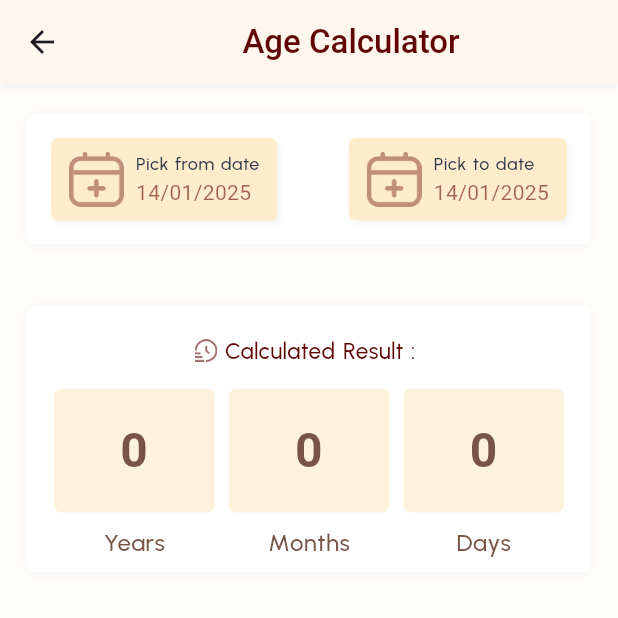
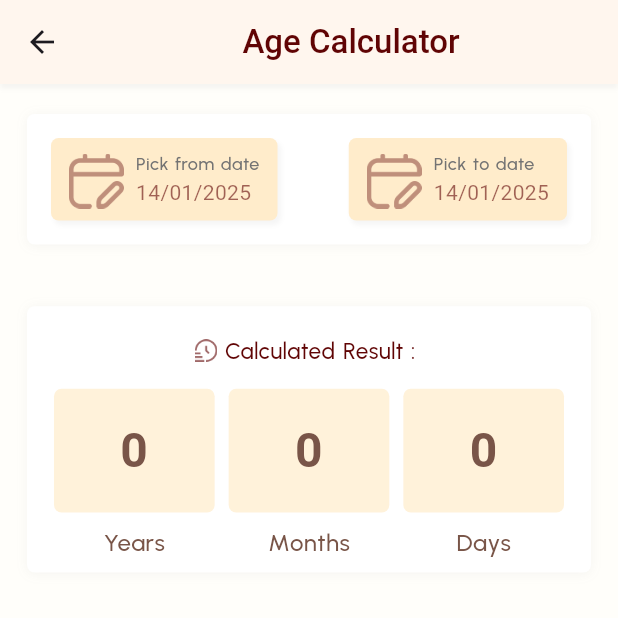
Before and after one commit to marjansikder/story-note, a Flutter app: the AgeCalculatorScreen screen opened by its route, on a phone screen of 412 x 824 dp, the top half of it. Run offline on Flutter 3.47's test engine with Material 3 defaults, Android fonts, the phone set to English and light mode, and no system bars; our stand-ins replace flutter_riverpod, fluttertoast, google_fonts, hive, hive_flutter, table_calendar; accounts and stored records are empty; Roboto replaces fonts that are missing (MiSans).

Commit message:
Ui update

```diff
--- a/lib/main.dart
+++ b/lib/main.dart
@@ -4,6 +4,7 @@ import 'package:date_calculator/screen/dashboard/dashboard_screen.dart';
 import 'package:flutter/material.dart';
 import 'package:flutter/services.dart';
 import 'package:flutter_riverpod/flutter_riverpod.dart';
+import 'package:fluttertoast/fluttertoast.dart';
 import 'package:hive_flutter/adapters.dart';
 
 final navigatorKey = GlobalKey<NavigatorState>();
@@ -36,6 +37,7 @@ class MyApp extends StatelessWidget {
   Widget build(BuildContext context) {
     return MaterialApp(
       title: 'Flutter Demo',
+      builder: FToastBuilder(),
       navigatorKey: navigatorKey,
       debugShowCheckedModeBanner: false,
       themeMode: ThemeMode.light,
--- a/lib/screen/age_calculator/age_calculator_screen.dart
+++ b/lib/screen/age_calculator/age_calculator_screen.dart
@@ -24,6 +24,63 @@ class _AgeCalculatorScreenState extends ConsumerState<AgeCalculatorScreen> {
   String? yearsDuration;
 
   AgeDuration? ageDuration;
+
+  Widget _buildDateColumn(
+    BuildContext context, {
+    required VoidCallback onPressed,
+    required IconData icon,
+    required String label,
+    required String date,
+  }) {
+    return GestureDetector(
+      onTap: onPressed,
+      child: Container(
+        padding: EdgeInsets.symmetric(vertical: 8, horizontal: 12),
+        decoration: BoxDecoration(
+          borderRadius: BorderRadius.circular(5),
+          color: AppColors.kWarningToastBgColor,
+          boxShadow: [
+            BoxShadow(
+              blurRadius: 2,
+              color: Colors.grey.withOpacity(0.1),
+              offset: const Offset(2, 3.0),
+            ),
+          ],
+        ),
+        child: Row(
+          crossAxisAlignment: CrossAxisAlignment.end,
+          children: [
+            Image.asset(
+              "assets/icons/ic_pick.png",
+              scale: 14,
+              color: AppColors.kBrown.withOpacity(.4),
+            ),
+            const SizedBox(width: 8),
+            Column(
+              crossAxisAlignment: CrossAxisAlignment.start,
+              mainAxisAlignment: MainAxisAlignment.start,
+              children: [
+                Text(
+                  label,
+                  style: getCustomTextStyle(
+                    fontSize: 12,
+                    color: AppColors.kTextGreyColor,
+                    fontFamily: 'Kohinoor',
+                  ),
+                ),
+                Text(
+                  date,
+                  style: getCustomTextStyle(
+                    color: AppColors.kBrown.withOpacity(.6),
+                  ),
+                ),
+              ],
+            ),
+          ],
+        ),
+      ),
+    );
+  }
 
   Widget _buildResultBox(String value, String label) {
     return Column(
@@ -64,63 +121,6 @@ class _AgeCalculatorScreenState extends ConsumerState<AgeCalculatorScreen> {
     );
   }
 
-  Widget _buildDateColumn(
-    BuildContext context, {
-    required VoidCallback onPressed,
-    required IconData icon,
-    required String label,
-    required String date,
-  }) {
-    return GestureDetector(
-      onTap: onPressed,
-      child: Container(
-        padding: EdgeInsets.symmetric(vertical: 8, horizontal: 12),
-        decoration: BoxDecoration(
-          borderRadius: BorderRadius.circular(5),
-          color: AppColors.kWarningToastBgColor,
-          boxShadow: [
-            BoxShadow(
-              blurRadius: 2,
-              color: Colors.grey.withOpacity(0.1),
-              offset: const Offset(2, 3.0),
-            ),
-          ],
-        ),
-        child: Row(
-          crossAxisAlignment: CrossAxisAlignment.center,
-          children: [
-            Image.asset(
-              "assets/icons/ic_pick_date.png",
-              scale: 14,
-              color: AppColors.kBrown.withOpacity(.4),
-            ),
-            const SizedBox(width: 8),
-            Column(
-              crossAxisAlignment: CrossAxisAlignment.start,
-              mainAxisAlignment: MainAxisAlignment.start,
-              children: [
-                Text(
-                  label,
-                  style: getCustomTextStyle(
-                    fontSize: 12,
-                    color: AppColors.kTitleTextColor,
-                    fontFamily: 'Kohinoor',
-                  ),
-                ),
-                Text(
-                  date,
-                  style: getCustomTextStyle(
-                    color: AppColors.kBrown.withOpacity(.6),
-                  ),
-                ),
-              ],
-            ),
-          ],
-        ),
-      ),
-    );
-  }
-
   @override
   Widget build(BuildContext context) {
     String selectedFromDate =
@@ -151,7 +151,8 @@ class _AgeCalculatorScreenState extends ConsumerState<AgeCalculatorScreen> {
                 ],
               ),
               child: Padding(
-                padding: const EdgeInsets.symmetric(horizontal: 16.0, vertical: 16),
+                padding:
+                    const EdgeInsets.symmetric(horizontal: 16.0, vertical: 16),
                 child: Row(
                   mainAxisAlignment: MainAxisAlignment.spaceBetween,
                   children: [
@@ -240,8 +241,10 @@ class _AgeCalculatorScreenState extends ConsumerState<AgeCalculatorScreen> {
                   child: ElevatedButton.icon(
                     style: ElevatedButton.styleFrom(
                       elevation: 0,
-                      backgroundColor: AppColors.kWarningToastBgColor.withOpacity(.7),
-                      shape: RoundedRectangleBorder( borderRadius: BorderRadius.circular(5)),
+                      backgroundColor:
+                          AppColors.kWarningToastBgColor.withOpacity(.7),
+                      shape: RoundedRectangleBorder(
+                          borderRadius: BorderRadius.circular(5)),
                       padding: EdgeInsets.symmetric(horizontal: 16),
                     ),
                     icon: Image.asset("assets/icons/ic_refresh.png",
@@ -271,8 +274,10 @@ class _AgeCalculatorScreenState extends ConsumerState<AgeCalculatorScreen> {
                   child: ElevatedButton.icon(
                     style: ElevatedButton.styleFrom(
                       elevation: 0,
-                      backgroundColor: AppColors.kDatePickerButtonColor.withOpacity(.7),
-                      shape: RoundedRectangleBorder(borderRadius: BorderRadius.circular(5)),
+                      backgroundColor:
+                          AppColors.kDatePickerButtonColor.withOpacity(.7),
+                      shape: RoundedRectangleBorder(
+                          borderRadius: BorderRadius.circular(5)),
                       padding: EdgeInsets.symmetric(horizontal: 16),
                     ),
                     icon: Icon(Icons.output, color: AppColors.kBrown, size: 18),
--- a/lib/utils/colors.dart
+++ b/lib/utils/colors.dart
@@ -118,7 +118,7 @@ class AppColors {
   static const kCancel = Color(0xFFEB5463);
   static const kWaiting = Color(0xFF535050);
   static const kStatus = Color(0xFF979797);
-  static const kGreenAlert = Color(0xff037946);
+  static const kGreenAlert = Color(0xff186004);
   static const kRedAlert = Color(0xffEC4615);
   static const kBrown = Color(0xff600404);
 
```
Also changed, not shown: lib/screen/notes/notes_list_screen.dart (+11 -7 lines), lib/utils/toast.dart (+15 -15 lines), assets/icons/ic_pick.png (added).
